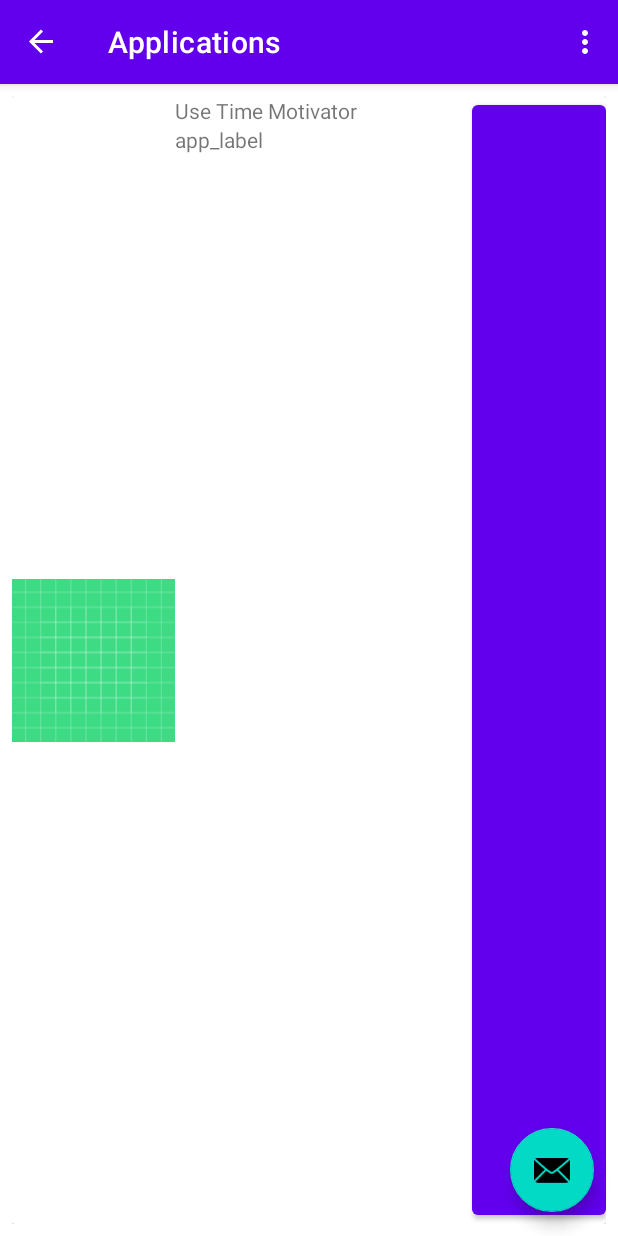
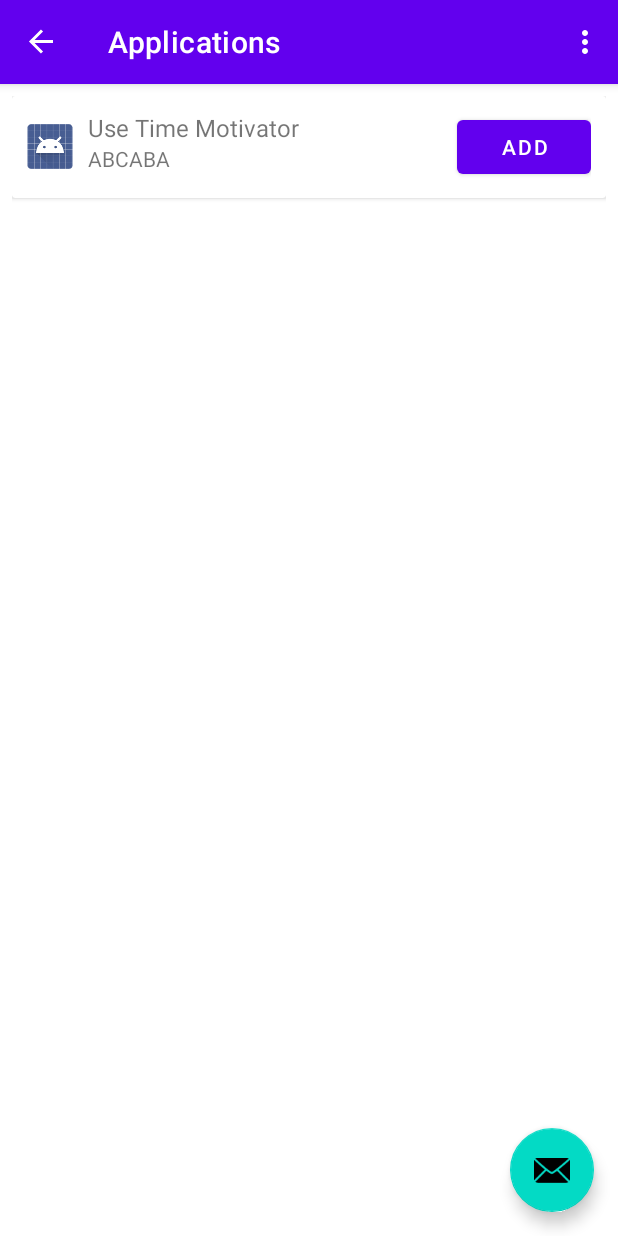
Before and after one commit to KirillMaglysh/UseTime, an Android app: the screen it shows after launch (MainActivity), in the side drawer, after a tap on "Applications", on a phone screen of 412 x 824 dp. Run offline under Robolectric (Android 15) with nearby library versions, the phone set to English and light mode, and no system bars; our stand-ins replace navigation-ui; libraries missing offline, so code that uses them is left out: com.j256.ormlite; 2 statements that could not run were skipped.

Commit message:
Decorated app list

```diff
--- /dev/null
+++ b/app/src/main/java/ru/mksoft/android/use/time/use/time/use/time/motivator/ui/applist/AppCardInfo.java
@@ -0,0 +1,23 @@
+package ru.mksoft.android.use.time.use.time.use.time.motivator.ui.applist;
+
+import android.graphics.drawable.Drawable;
+import ru.mksoft.android.use.time.use.time.use.time.motivator.model.Category;
+
+/**
+ * Place here class purpose.
+ *
+ * @author Kirill
+ * @since 06.01.2022
+ */
+public class AppCardInfo {
+    String label;
+    Drawable icon;
+//    Category category;
+    String category;
+
+    public AppCardInfo(String label, Drawable icon, String category) {
+        this.label = label;
+        this.icon = icon;
+        this.category = category;
+    }
+}
--- a/app/src/main/java/ru/mksoft/android/use/time/use/time/use/time/motivator/ui/applist/AppListFragment.java
+++ b/app/src/main/java/ru/mksoft/android/use/time/use/time/use/time/motivator/ui/applist/AppListFragment.java
@@ -45,15 +45,15 @@ public class AppListFragment extends Fragment {
             }
         }
 
-        List<String> appLabels = new ArrayList<>(appList.size());
+        List<AppCardInfo> appCards = new ArrayList<>(appList.size());
         for (ApplicationInfo applicationInfo : appList) {
-            appLabels.add((String) applicationInfo.loadLabel(pm));
+            appCards.add(new AppCardInfo((String) applicationInfo.loadLabel(pm), applicationInfo.loadIcon(pm), "ABCABA"));
         }
 
 
         RecyclerView recyclerView = binding.appListRecyclerView;
         recyclerView.setLayoutManager(new LinearLayoutManager(getContext()));
-        recyclerView.setAdapter(new CustomRecyclerAdapter(appLabels));
+        recyclerView.setAdapter(new CustomRecyclerAdapter(appCards));
 
         return binding.getRoot();
     }
--- a/app/src/main/java/ru/mksoft/android/use/time/use/time/use/time/motivator/ui/applist/CustomRecyclerAdapter.java
+++ b/app/src/main/java/ru/mksoft/android/use/time/use/time/use/time/motivator/ui/applist/CustomRecyclerAdapter.java
@@ -1,8 +1,10 @@
 package ru.mksoft.android.use.time.use.time.use.time.motivator.ui.applist;
 
+import android.graphics.drawable.Drawable;
 import android.view.LayoutInflater;
 import android.view.View;
 import android.view.ViewGroup;
+import android.widget.ImageView;
 import android.widget.TextView;
 import androidx.annotation.NonNull;
 import androidx.recyclerview.widget.RecyclerView;
@@ -20,12 +22,13 @@ import java.util.List;
 
 //TODO() передавать список приложений с иконками и так чтобы можно было добавлять и убирать из базы отслеживаемые приложения
 public class CustomRecyclerAdapter extends RecyclerView.Adapter<CustomRecyclerAdapter.MyViewHolder> {
-    private List<String> labels;
+    private List<AppCardInfo> appCards;
 
-    public CustomRecyclerAdapter(List<String> labels) {
-        this.labels = labels;
+    public CustomRecyclerAdapter(List<AppCardInfo> appCards) {
+        this.appCards = appCards;
     }
 
+    @NotNull
     @Override
     public MyViewHolder onCreateViewHolder(@NonNull @NotNull ViewGroup parent, int viewType) {
         return new MyViewHolder(LayoutInflater.from(parent.getContext()).inflate(R.layout.app_card, parent, false));
@@ -33,20 +36,28 @@ public class CustomRecyclerAdapter extends RecyclerView.Adapter<CustomRecyclerAd
 
     @Override
     public void onBindViewHolder(@NonNull @NotNull MyViewHolder holder, int position) {
-        holder.appLabel.setText(labels.get(position));
+        holder.appLabel.setText(appCards.get(position).label);
+        holder.appIcon.setImageDrawable(
+
+                appCards.get(position).icon);
+        holder.appCategory.setText(appCards.get(position).category);
     }
 
     @Override
     public int getItemCount() {
-        return labels.size();
+        return appCards.size();
     }
 
     class MyViewHolder extends RecyclerView.ViewHolder {
         TextView appLabel;
+        ImageView appIcon;
+        TextView appCategory;
 
         public MyViewHolder(View itemView) {
             super(itemView);
             appLabel = itemView.findViewById(R.id.app_label);
+            appIcon = itemView.findViewById(R.id.app_icon);
+            appCategory = itemView.findViewById(R.id.app_category);
         }
     }
 }
--- a/app/src/main/res/layout/app_card.xml
+++ b/app/src/main/res/layout/app_card.xml
@@ -1,37 +1,44 @@
 <?xml version="1.0" encoding="utf-8"?>
-<androidx.cardview.widget.CardView xmlns:android="http://schemas.android.com/apk/res/android"
-                                   android:layout_width="match_parent"
-                                   android:layout_height="match_parent">
+<androidx.cardview.widget.CardView
+        xmlns:android="http://schemas.android.com/apk/res/android"
+        android:layout_width="match_parent"
+        android:layout_height="wrap_content"
+>
     <LinearLayout
             android:layout_width="match_parent"
-            android:layout_height="match_parent"
+            android:layout_height="wrap_content"
             android:orientation="horizontal"
+            android:padding="10dp"
     >
 
         <ImageView
                 android:id="@+id/app_icon"
-                android:layout_width="wrap_content"
-                android:layout_height="match_parent"
+                android:layout_width="30dp"
+                android:layout_height="30dp"
                 android:layout_weight="1"
                 android:contentDescription="@string/app_icon_description"
-                android:src="@drawable/ic_launcher_background"
+                android:layout_gravity="center"
+                android:src="@mipmap/ic_launcher"
         />
 
         <LinearLayout
                 android:layout_width="wrap_content"
-                android:layout_height="match_parent"
+                android:layout_height="wrap_content"
                 android:orientation="vertical"
                 android:layout_weight="100"
+                android:layout_marginEnd="10dp"
+                android:layout_marginStart="10dp"
         >
             <TextView
                     android:id="@+id/app_label"
                     android:layout_width="wrap_content"
                     android:layout_height="wrap_content"
                     android:text="@string/app_label"
+                    android:textSize="16dp"
             />
 
             <TextView
-                    android:id="@+id/category"
+                    android:id="@+id/app_category"
                     android:layout_width="wrap_content"
                     android:layout_height="wrap_content"
                     android:text="@string/app_label"
@@ -41,8 +48,9 @@
         <Button
                 android:id="@+id/app_add_delete_card"
                 android:layout_width="wrap_content"
-                android:layout_height="match_parent"
+                android:layout_height="wrap_content"
                 android:layout_weight="1"
+                android:text="Add"
         />
     </LinearLayout>
 </androidx.cardview.widget.CardView>
```
